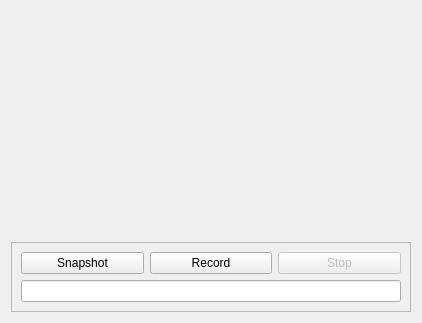
Above: playframe.ui from audetto/qctv before the change. Below: the same form after it.
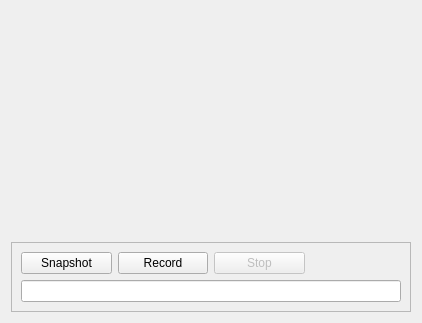
That is the form after the change.

Commit message: Add recording time.

The edit to the form file:
```diff
--- a/playframe.ui
+++ b/playframe.ui
@@ -63,7 +63,17 @@
         </property>
        </widget>
       </item>
-      <item row="1" column="0" colspan="3">
+      <item row="0" column="3">
+       <widget class="QLabel" name="time">
+        <property name="text">
+         <string/>
+        </property>
+        <property name="alignment">
+         <set>Qt::AlignCenter</set>
+        </property>
+       </widget>
+      </item>
+      <item row="1" column="0" colspan="4">
        <widget class="QLineEdit" name="status">
         <property name="readOnly">
          <bool>true</bool>
```
The commit also changes 2 other files.
